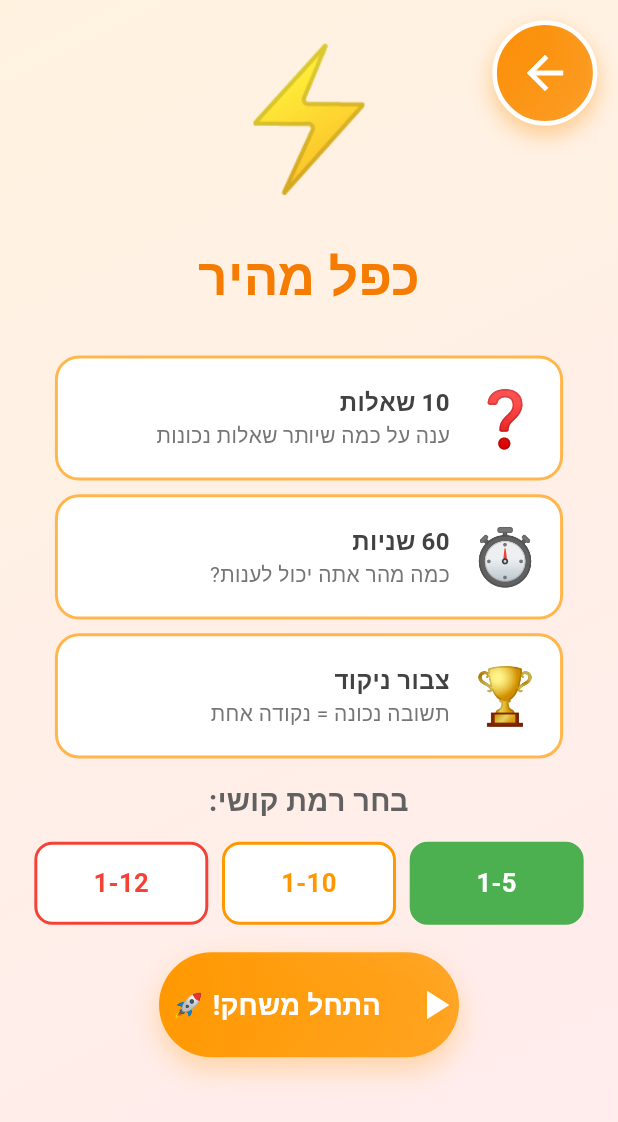
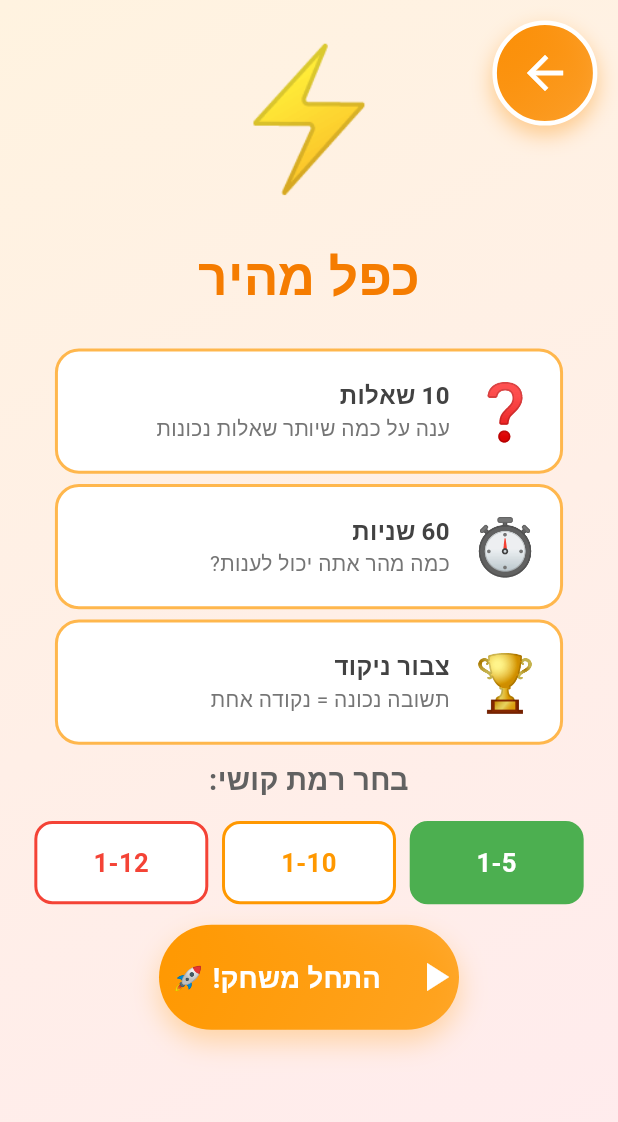
Before and after one commit to cohenra/learning-games, a Flutter app: the SpeedMultiplicationGame screen opened directly, on a phone screen of 412 x 824 dp. Shown: the top 1122 px of the screen. Run offline on Flutter 3.47's test engine with Material 3 defaults, Android fonts, the phone set to English and light mode, and no system bars; our stand-ins replace audioplayers, flutter_tts, shared_preferences; accounts and stored records are empty; Roboto replaces fonts that are missing (Rubik).

Commit message:
Fix: תיקון חריגת 17px בכפתור התחל משחק
- הקטנת ריווח עליון: 12→8
- הקטנת ריווח בין כרטיסים: 8→6
- הקטנת ריווח אחרי כרטיסים: 12→8
- הקטנת ריווח לפני כפתור: 16→12
- הקטנת ריווח אחרי כפתור: 16→6
- כפתור "התחל משחק" עכשיו נגיש וניתן ללחיצה

```diff
--- a/lib/modules_advanced/math/multiplication/speed_multiplication_game.dart
+++ b/lib/modules_advanced/math/multiplication/speed_multiplication_game.dart
@@ -264,7 +264,7 @@ class _SpeedMultiplicationGameState extends State<SpeedMultiplicationGame> {
           ),
         ),
 
-        SizedBox(height: responsive.spacing(12)),
+        SizedBox(height: responsive.spacing(8)),
 
         // Instructions
         Padding(
@@ -279,7 +279,7 @@ class _SpeedMultiplicationGameState extends State<SpeedMultiplicationGame> {
                     ? 'ענה על כמה שיותר שאלות נכונות'
                     : 'Answer as many correctly as you can',
               ),
-              SizedBox(height: responsive.spacing(8)),
+              SizedBox(height: responsive.spacing(6)),
               _buildInfoCard(
                 responsive,
                 icon: '⏱️',
@@ -288,7 +288,7 @@ class _SpeedMultiplicationGameState extends State<SpeedMultiplicationGame> {
                     ? 'כמה מהר אתה יכול לענות?'
                     : 'How fast can you answer?',
               ),
-              SizedBox(height: responsive.spacing(8)),
+              SizedBox(height: responsive.spacing(6)),
               _buildInfoCard(
                 responsive,
                 icon: '🏆',
@@ -301,7 +301,7 @@ class _SpeedMultiplicationGameState extends State<SpeedMultiplicationGame> {
           ),
         ),
 
-        SizedBox(height: responsive.spacing(12)),
+        SizedBox(height: responsive.spacing(8)),
 
         // Difficulty selector
         Padding(
@@ -336,7 +336,7 @@ class _SpeedMultiplicationGameState extends State<SpeedMultiplicationGame> {
           ),
         ),
 
-        SizedBox(height: responsive.spacing(16)),
+        SizedBox(height: responsive.spacing(12)),
 
         // Start button
         Padding(
@@ -350,7 +350,7 @@ class _SpeedMultiplicationGameState extends State<SpeedMultiplicationGame> {
           ),
         ),
 
-        SizedBox(height: responsive.spacing(16)),
+        SizedBox(height: responsive.spacing(6)),
       ],
     );
   }
```
